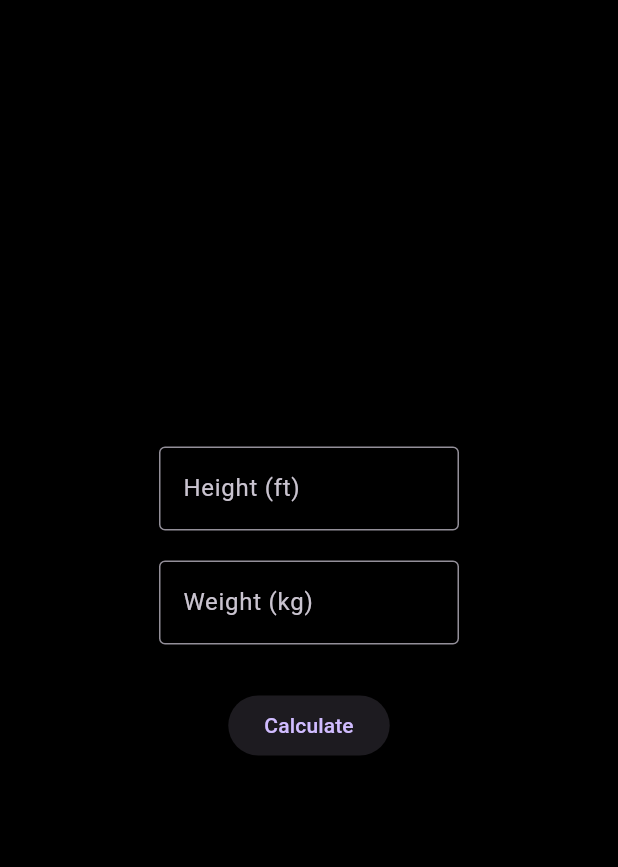
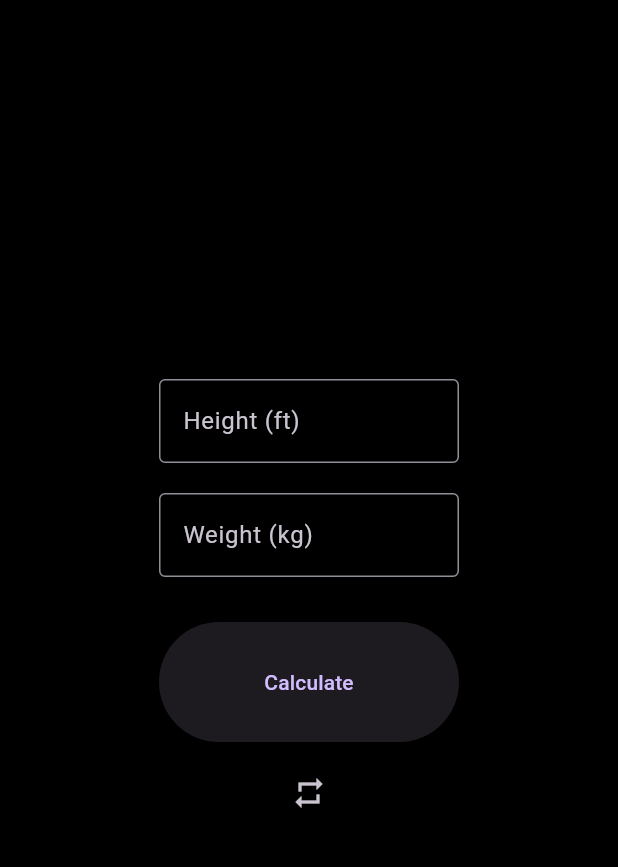
Before and after one commit to TheRealHex/bmi-calc-flutter, a Flutter app: the screen it shows after launch, on a phone screen of 412 x 824 dp, the part 56-923 px from its top. Run offline on Flutter 3.47's test engine with Material 3 defaults, Android fonts, the phone set to English and light mode, and no system bars.

Commit message:
ui: almost complete

```diff
--- a/lib/screens/home.dart
+++ b/lib/screens/home.dart
@@ -1,12 +1,20 @@
 import 'package:flutter/material.dart';
 
-class Home extends StatelessWidget {
+String result = '';
+
+class Home extends StatefulWidget {
   const Home({super.key});
 
+  @override
+  State<Home> createState() => _HomeState();
+}
+
+class _HomeState extends State<Home> {
   @override
   Widget build(BuildContext context) {
     TextEditingController heightController = TextEditingController();
     TextEditingController weightController = TextEditingController();
+
     return Scaffold(
       appBar: AppBar(
         backgroundColor: Colors.black,
@@ -23,20 +31,58 @@ class Home extends StatelessWidget {
         decoration: const BoxDecoration(color: Colors.black),
         height: MediaQuery.sizeOf(context).height,
         width: MediaQuery.sizeOf(context).width,
-        child: Column(
+        child: result.isEmpty
+            ? Column(
                 mainAxisAlignment: MainAxisAlignment.center,
                 children: [
                   textField(heightController, 'Height (ft)', '6.1'),
                   textField(weightController, 'Weight (kg)', '70'),
                   const SizedBox(height: 10),
-            ElevatedButton(onPressed: () {}, child: const Text('Calculate'))
+                  ElevatedButton(
+                    style: ElevatedButton.styleFrom(
+                        minimumSize: const Size(200, 80)),
+                    onPressed: () {
+                      calculate();
+                    },
+                    child: const Text('Calculate'),
+                  ),
+                  const SizedBox(height: 10),
+                  IconButton(
+                    onPressed: () {
+                      heightController.clear();
+                      weightController.clear();
+                      result = '';
+                    },
+                    icon: const Icon(Icons.repeat),
+                  ),
+                ],
+              )
+            : Column(
+                mainAxisAlignment: MainAxisAlignment.center,
+                children: [
+                  Text(result),
+                  const SizedBox(height: 20),
+                  IconButton(
+                      onPressed: () {
+                        setState(() {
+                          result = '';
+                        });
+                      },
+                      icon: const Icon(Icons.refresh))
                 ],
               ),
       ),
     );
   }
 
-  textField(TextEditingController controller, String label, String hint) {
+  void calculate() {
+    setState(() {
+      result = 'Something.';
+    });
+  }
+
+  SizedBox textField(
+      TextEditingController controller, String label, String hint) {
     return SizedBox(
       width: 200,
       child: Padding(
```
Lines whose indentation alone changed are shown as unchanged.
